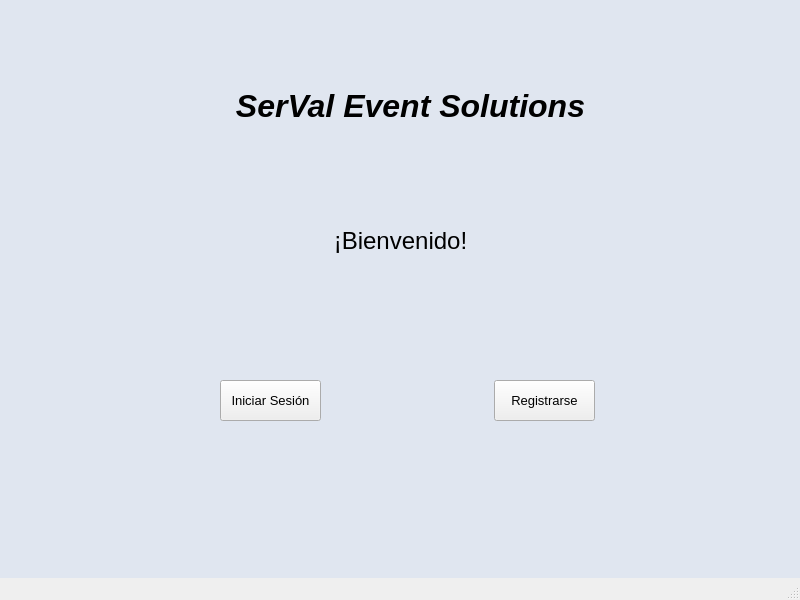
Above: Proyecto/ProyectoEventos/mainwindow.ui from ValeriaMora27/Proyecto-i2023-ie2017 before the change. Below: the same form after it.
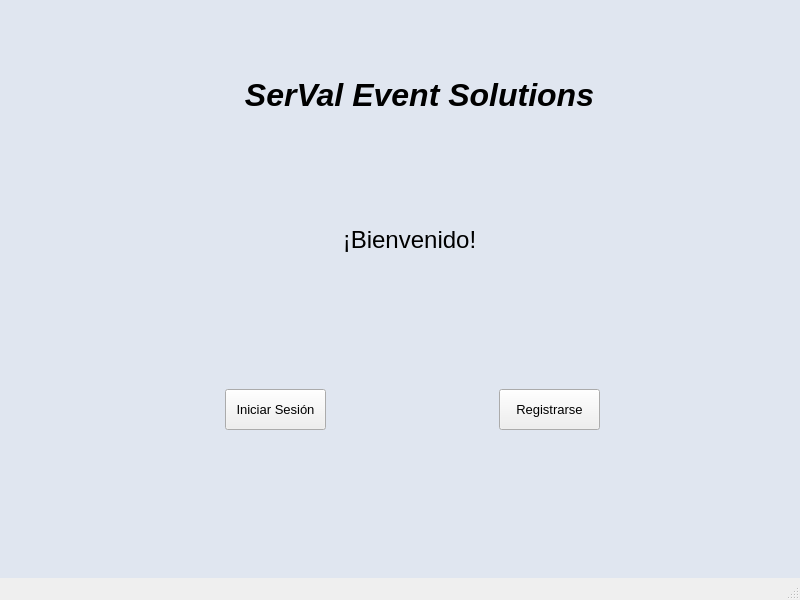
That is the form after the change.

Commit message: Agreganto stacked page

The edit to the form file:
```diff
--- a/Proyecto/ProyectoEventos/mainwindow.ui
+++ b/Proyecto/ProyectoEventos/mainwindow.ui
@@ -21,11 +21,48 @@
 </string>
   </property>
   <widget class="QWidget" name="centralwidget">
+   <property name="enabled">
+    <bool>true</bool>
+   </property>
+   <widget class="QStackedWidget" name="stackedWidget">
+    <property name="geometry">
+     <rect>
+      <x>-1</x>
+      <y>-1</y>
+      <width>800</width>
+      <height>600</height>
+     </rect>
+    </property>
+    <property name="currentIndex">
+     <number>0</number>
+    </property>
+    <widget class="QWidget" name="page0_Inicio">
+     <widget class="QLabel" name="label_2">
+      <property name="geometry">
+       <rect>
+        <x>330</x>
+        <y>220</y>
+        <width>161</width>
+        <height>41</height>
+       </rect>
+      </property>
+      <property name="font">
+       <font>
+        <pointsize>18</pointsize>
+       </font>
+      </property>
+      <property name="text">
+       <string>¡Bienvenido!</string>
+      </property>
+      <property name="alignment">
+       <set>Qt::AlignCenter</set>
+      </property>
+     </widget>
    <widget class="QLabel" name="label">
     <property name="geometry">
      <rect>
-      <x>230</x>
-      <y>70</y>
+        <x>240</x>
+        <y>60</y>
       <width>361</width>
       <height>71</height>
      </rect>
@@ -44,32 +81,29 @@
      <set>Qt::AlignCenter</set>
     </property>
    </widget>
-   <widget class="QLabel" name="label_2">
+     <widget class="QPushButton" name="BotonRegistrarse">
     <property name="geometry">
      <rect>
-      <x>320</x>
-      <y>220</y>
-      <width>161</width>
+        <x>500</x>
+        <y>390</y>
+        <width>101</width>
       <height>41</height>
      </rect>
     </property>
     <property name="font">
      <font>
-      <pointsize>18</pointsize>
+        <pointsize>10</pointsize>
      </font>
     </property>
     <property name="text">
-     <string>¡Bienvenido!</string>
-    </property>
-    <property name="alignment">
-     <set>Qt::AlignCenter</set>
+       <string>Registrarse</string>
     </property>
    </widget>
    <widget class="QPushButton" name="BotonIniciarSesion">
     <property name="geometry">
      <rect>
-      <x>220</x>
-      <y>380</y>
+        <x>226</x>
+        <y>390</y>
       <width>101</width>
       <height>41</height>
      </rect>
@@ -86,23 +120,32 @@
      <string>Iniciar Sesión</string>
     </property>
    </widget>
-   <widget class="QPushButton" name="BotonRegistrarse">
+    </widget>
+    <widget class="QWidget" name="page1_Login"/>
+    <widget class="QWidget" name="page2_Registro">
+     <widget class="QLabel" name="label_3">
     <property name="geometry">
      <rect>
-      <x>494</x>
-      <y>380</y>
-      <width>101</width>
+        <x>300</x>
+        <y>60</y>
+        <width>221</width>
       <height>41</height>
      </rect>
     </property>
     <property name="font">
      <font>
-      <pointsize>10</pointsize>
+        <pointsize>20</pointsize>
+        <bold>false</bold>
      </font>
     </property>
     <property name="text">
-     <string>Registrarse</string>
-    </property>
+       <string>Registrar Cuenta</string>
+      </property>
+      <property name="alignment">
+       <set>Qt::AlignCenter</set>
+      </property>
+     </widget>
+    </widget>
    </widget>
   </widget>
   <widget class="QStatusBar" name="statusbar"/>
```
Lines whose indentation alone changed are shown as unchanged. The commit also changes 2 other files.
